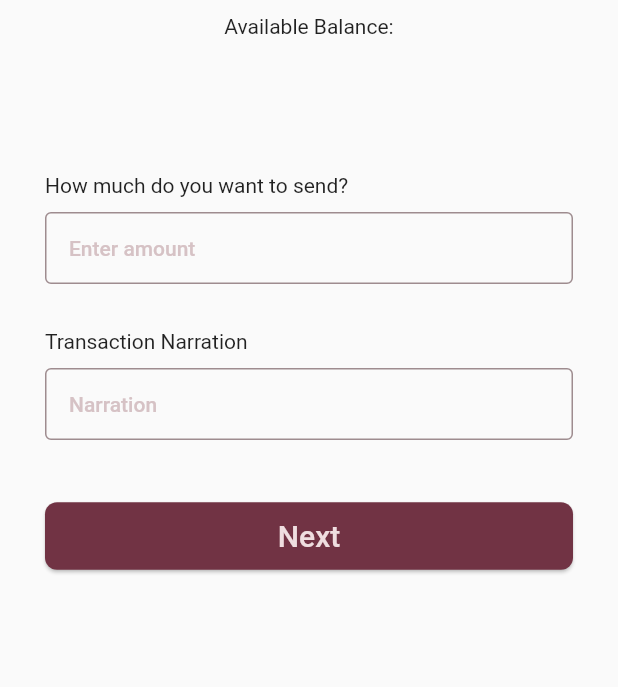
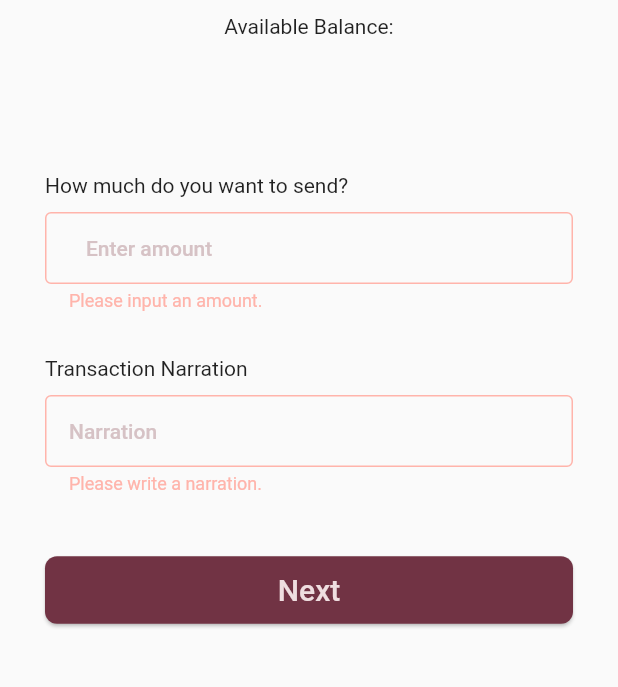
Before and after one commit to Lakesyd5/SwiftPayAPP, a Flutter app: the RecipientScreen screen opened directly with empty values, after a tap on "Next", on a phone screen of 412 x 824 dp, the part 220-907 px from its top. Run offline on Flutter 3.47's test engine with Material 2 defaults, Android fonts, the phone set to English and light mode, and no system bars; our stand-ins replace cloud_firestore, firebase_auth, firebase_core, firebase_storage, image_picker, smooth_page_indicator; accounts and stored records are empty.

Commit message:
recipient screen update

```diff
--- a/lib/screens/recipient_display.dart
+++ b/lib/screens/recipient_display.dart
@@ -1,6 +1,9 @@
 // ignore_for_file: prefer_const_constructors
 
 import 'package:flutter/material.dart';
+import 'package:cloud_firestore/cloud_firestore.dart';
+import 'package:firebase_auth/firebase_auth.dart';
+import 'package:swiftpay/screens/recipient_details.dart';
 
 class RecipientScreen extends StatefulWidget {
   const RecipientScreen({super.key, required this.recipientData});
@@ -14,6 +17,11 @@
 class _RecipientScreenState extends State<RecipientScreen> {
   final _form = GlobalKey<FormState>();
   bool isLoading = false;
+  var _amount = '';
+  var _narration = '';
+
+
+  final sender_UserId = FirebaseAuth.instance.currentUser!.uid;
 
   void _submit () {
     final _isValid = _form.currentState!.validate();
@@ -28,7 +36,20 @@
       isLoading = true;
     });
 
+    String senderId = sender_UserId;
+    String receiverAccountNumber = widget.recipientData['Account Number'];
+    String amount = _amount;
+    String transactionType = 'Debit';
+    String narration = _narration;
+
+    // saveTransaction(senderId, receiverAccountNumber, amount, transactionType, narration);
+
+    // Navigate to the next screen
+    Navigator.push(context, MaterialPageRoute(builder: (context) => RecipientDetailsScreen(senderId: senderId, receiverAccountNumber: receiverAccountNumber, amount: amount, transactionType: transactionType, narration: narration ),));
+
   }
+
+
 
   @override
   Widget build(BuildContext context) {
@@ -65,14 +86,20 @@
                   SizedBox(
                     width: double.infinity,
                     child: Text('How much do you want to send?')),
-                  SizedBox(height: 10,),
+                  SizedBox(height: 10),
+
+                  // Amount Input
                   TextFormField(
-                    decoration: InputDecoration(border: OutlineInputBorder(), hintText: 'Enter amount'),
+                    decoration: InputDecoration(border: OutlineInputBorder(), hintText: 'Enter amount', prefixText: '₦',),
+                    keyboardType: TextInputType.number,
                     validator: (value) {
                       if (value!.isEmpty || int.tryParse(value) == null) {
-                        return 'Please input an amount';
+                        return 'Please input an amount.';
                       }
                       return null;
+                    },
+                    onSaved: (value) {
+                      _amount = value!;
                     },
                   ),
                   SizedBox(height: 30),
@@ -80,19 +107,31 @@
                   SizedBox(
                     width: double.infinity,
                     child: Text('Transaction Narration')),
-                  SizedBox(height: 10,),
+                  SizedBox(height: 10),
+
+                  // Narration Input
                   TextFormField(
                     decoration: InputDecoration(border: OutlineInputBorder(), hintText: 'Narration'),
                     keyboardType: TextInputType.number,
-
+                    validator: (value) {
+                      if (value!.isEmpty) {
+                        return 'Please write a narration.';
+                      }
+                      return null;
+                    },
+                    onSaved: (value) {
+                      _narration = value!;
+                    },
 
                   ),
                   SizedBox(height: 40),
+                  if(isLoading) CircularProgressIndicator(),
 
                   // Next Button
+                  if(!isLoading)
                   ElevatedButton(
                     style: ElevatedButton.styleFrom(backgroundColor: Theme.of(context).colorScheme.primaryContainer, shape: RoundedRectangleBorder(borderRadius: BorderRadius.circular(8)), minimumSize: Size(double.infinity, 45)),
-                    onPressed: () {}, child: Text('Next',style: Theme.of(context).textTheme.titleLarge!.copyWith(color: Theme.of(context).colorScheme.onBackground),)),
+                    onPressed: _submit, child: Text('Next',style: Theme.of(context).textTheme.titleLarge!.copyWith(color: Theme.of(context).colorScheme.onBackground),)),
                 ],
               ))
             ],
--- a/pubspec.yaml
+++ b/pubspec.yaml
@@ -87,6 +87,7 @@
     - assets/images/banks/swiftpay.png
     - assets/images/banks/opay.png
     - assets/images/power_button.png
+    - assets/images/banks/greencheck.png
 
 
   # An image asset can refer to one or more resolution-specific "variants", see
```
Also changed, not shown: lib/screens/recipient_details.dart (added, +156 -0 lines), lib/screens/transfer.dart (+29 -12 lines), assets/images/banks/greencheck.png (added).
